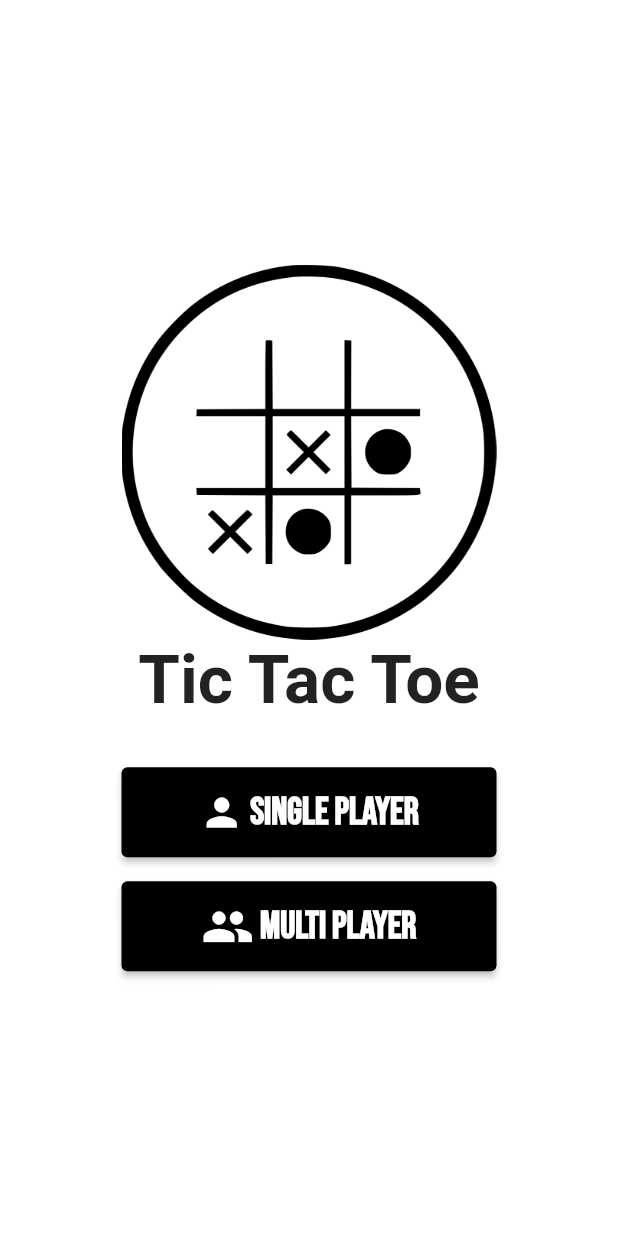
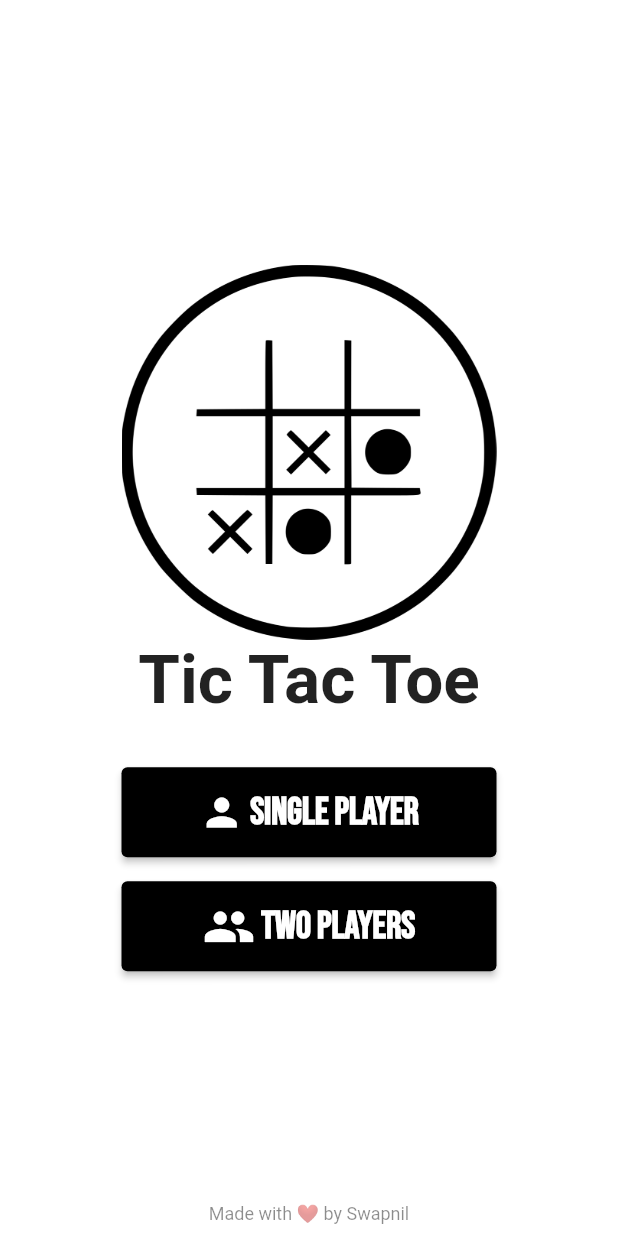
Before and after one commit to swapnilswarajsinha/tic_tac_toe_game, a Flutter app: the screen it shows after launch, on a phone screen of 412 x 824 dp. Run offline on Flutter 3.47's test engine with Material 2 defaults, Android fonts, the phone set to English and light mode, and no system bars; our stand-ins replace animated_splash_screen, google_fonts.

Commit message:
tic_tac_toe_game

```diff
--- a/analysis_options.yaml
+++ b/analysis_options.yaml
@@ -7,7 +7,7 @@
 
 # The following line activates a set of recommended lints for Flutter apps,
 # packages, and plugins designed to encourage good coding practices.
-include: package:flutter_lints/flutter.yaml
+# include: package:flutter_lints/flutter.yaml
 
 linter:
   # The lint rules applied to this project can be customized in the
--- a/lib/main.dart
+++ b/lib/main.dart
@@ -1,7 +1,9 @@
+import 'package:animated_splash_screen/animated_splash_screen.dart';
 import 'package:flutter/material.dart';
+import 'package:google_fonts/google_fonts.dart';
 import 'package:tic_tac_toe_game/selection_screen.dart';
 
-void main() => runApp( const MyApp());
+void main() => runApp(const MyApp());
 
 class MyApp extends StatelessWidget {
   const MyApp({Key? key}) : super(key: key);
@@ -17,7 +19,26 @@ class MyApp extends StatelessWidget {
               secondary: Colors.white,
             ),
       ),
-      home:  const SelectionScreen(),
+      home: AnimatedSplashScreen(
+          curve: Curves.slowMiddle,
+          splashIconSize: 304,
+          splash: Column(
+            mainAxisAlignment: MainAxisAlignment.center,
+            crossAxisAlignment: CrossAxisAlignment.center,
+            children: [
+              Image.asset(
+                "assets/Images/logo.png",
+                height: 250,
+                width: 250,
+              ),
+              Text(
+                "Tic Tac Toe",
+                style: GoogleFonts.roboto(
+                    fontSize: 45, fontWeight: FontWeight.bold),
+              ),
+            ],
+          ),
+          nextScreen: SelectionScreen()),
     );
   }
 }
--- a/lib/selection_screen.dart
+++ b/lib/selection_screen.dart
@@ -2,7 +2,6 @@ import 'package:flutter/material.dart';
 import 'package:google_fonts/google_fonts.dart';
 import 'package:tic_tac_toe_game/enterName_screen.dart';
 import 'package:tic_tac_toe_game/enterNames_screen.dart';
-
 
 class SelectionScreen extends StatelessWidget {
   const SelectionScreen({Key? key}) : super(key: key);
@@ -13,6 +12,9 @@ class SelectionScreen extends StatelessWidget {
       backgroundColor: Colors.white,
       body: SafeArea(
           child: Center(
+        child: Stack(
+          children: [
+            Center(
               child: Column(
                 mainAxisAlignment: MainAxisAlignment.center,
                 children: [
@@ -23,8 +25,8 @@ class SelectionScreen extends StatelessWidget {
                   ),
                   Text(
                     "Tic Tac Toe",
-              style:
-                  GoogleFonts.roboto(fontSize: 45, fontWeight: FontWeight.bold),
+                    style: GoogleFonts.roboto(
+                        fontSize: 45, fontWeight: FontWeight.bold),
                   ),
                   const SizedBox(
                     height: 32,
@@ -32,19 +34,21 @@ class SelectionScreen extends StatelessWidget {
                   ElevatedButton(
                     onPressed: () {
                       Navigator.of(context).push(MaterialPageRoute(
-                    builder: ((context) =>  const EnterNameScreen())));
+                          builder: ((context) => const EnterNameScreen())));
                     },
                     style: ButtonStyle(
-                  fixedSize: MaterialStateProperty.all(const Size(250, 60)),
-                  backgroundColor: MaterialStateProperty.all(Colors.black)),
-              child:Row(
+                        fixedSize:
+                            MaterialStateProperty.all(const Size(250, 60)),
+                        backgroundColor:
+                            MaterialStateProperty.all(Colors.black)),
+                    child: Row(
                       mainAxisAlignment: MainAxisAlignment.center,
-                children:  [
+                      children: [
                         const Icon(
                           Icons.person,
                           size: 30,
                         ),
-                 const  SizedBox(
+                        const SizedBox(
                           width: 4,
                         ),
                         Text(
@@ -54,9 +58,8 @@ class SelectionScreen extends StatelessWidget {
                         ),
                       ],
                     ),
-
                   ),
-           const  SizedBox(
+                  const SizedBox(
                     height: 16,
                   ),
                   ElevatedButton(
@@ -65,8 +68,10 @@ class SelectionScreen extends StatelessWidget {
                           builder: ((context) => const EnterNamesScreen())));
                     },
                     style: ButtonStyle(
-                  fixedSize: MaterialStateProperty.all(const Size(250, 60)),
-                  backgroundColor: MaterialStateProperty.all(Colors.black)),
+                        fixedSize:
+                            MaterialStateProperty.all(const Size(250, 60)),
+                        backgroundColor:
+                            MaterialStateProperty.all(Colors.black)),
                     child: Row(
                       mainAxisAlignment: MainAxisAlignment.center,
                       children: [
@@ -78,14 +83,25 @@ class SelectionScreen extends StatelessWidget {
                           width: 4,
                         ),
                         Text(
-                    "Multi Player",
+                          "Two Players",
                           style: GoogleFonts.bebasNeue(
                               fontSize: 25, fontWeight: FontWeight.bold),
                         ),
                       ],
                     ),
-
                   ),
+                ],
+              ),
+            ),
+            Align(
+                alignment: Alignment.bottomCenter,
+                child: Padding(
+                  padding: const EdgeInsets.all(8.0),
+                  child: Text(
+                    "Made with ❤ by Swapnil",
+                    style: TextStyle(color: Colors.black45, fontSize: 12),
+                  ),
+                ))
           ],
         ),
       )),
```
Also changed, not shown: lib/home_page.dart (+67 -7 lines), pubspec.yaml (+7 -0 lines), assets/Images/1024.png (added), pubspec.lock, 23 other files. Lines whose indentation alone changed are shown as unchanged.
